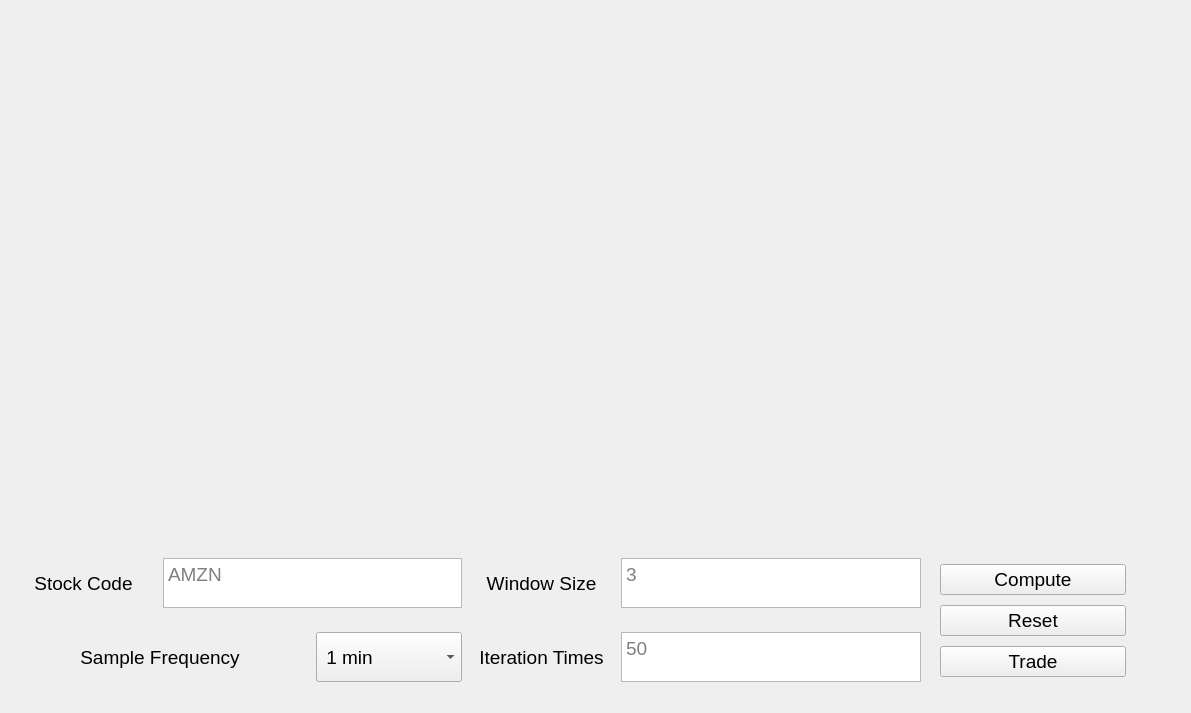
Above: stocks/form.ui from XiuqiXi/stock_US before the change. Below: the same form after it.
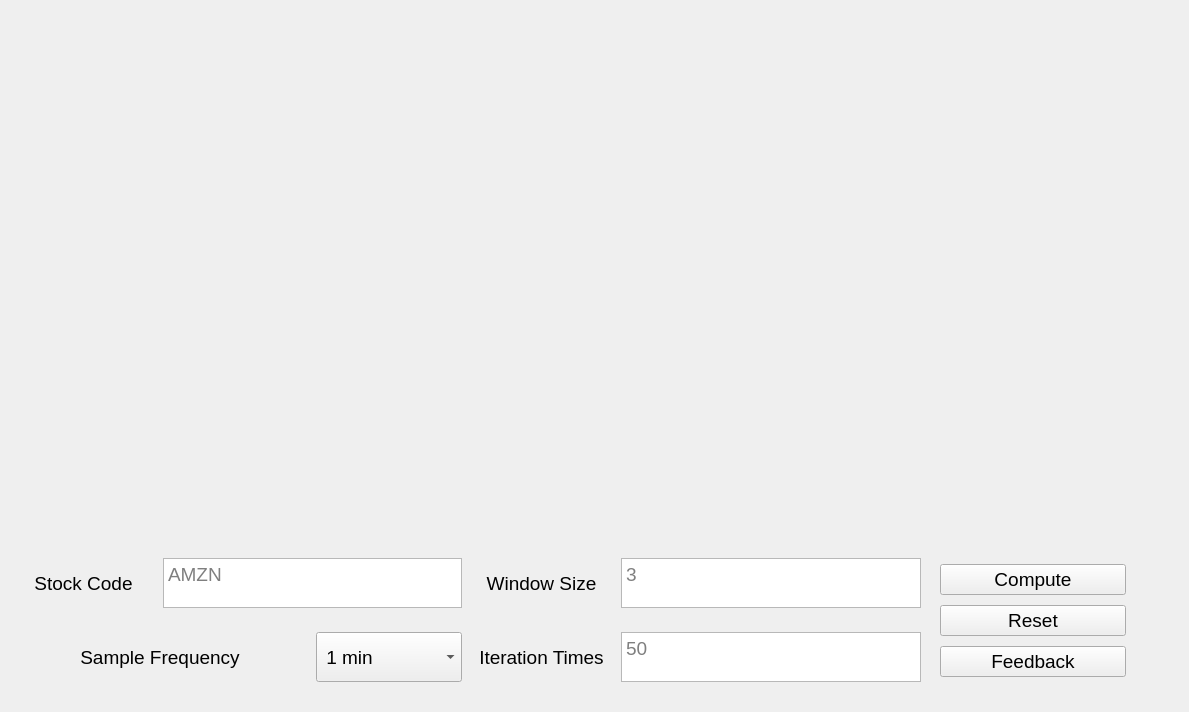
That is the form after the change.

```diff
--- a/stocks/form.ui
+++ b/stocks/form.ui
@@ -6,8 +6,8 @@
    <rect>
     <x>0</x>
     <y>0</y>
-    <width>1191</width>
-    <height>713</height>
+    <width>1189</width>
+    <height>712</height>
    </rect>
   </property>
   <property name="windowTitle">
@@ -64,7 +64,7 @@
      </widget>
     </item>
     <item>
-     <widget class="QPushButton" name="trade_button">
+     <widget class="QPushButton" name="Compute_button_feedback">
       <property name="font">
        <font>
         <family>Arial</family>
@@ -72,7 +72,7 @@
        </font>
       </property>
       <property name="text">
-       <string>Trade</string>
+       <string>Feedback</string>
       </property>
      </widget>
     </item>
@@ -295,6 +295,25 @@
     </item>
    </layout>
   </widget>
+  <widget class="QPushButton" name="trade_button">
+   <property name="geometry">
+    <rect>
+     <x>960</x>
+     <y>740</y>
+     <width>184</width>
+     <height>35</height>
+    </rect>
+   </property>
+   <property name="font">
+    <font>
+     <family>Arial</family>
+     <pointsize>14</pointsize>
+    </font>
+   </property>
+   <property name="text">
+    <string>Trade</string>
+   </property>
+  </widget>
  </widget>
  <resources/>
  <connections/>
```
